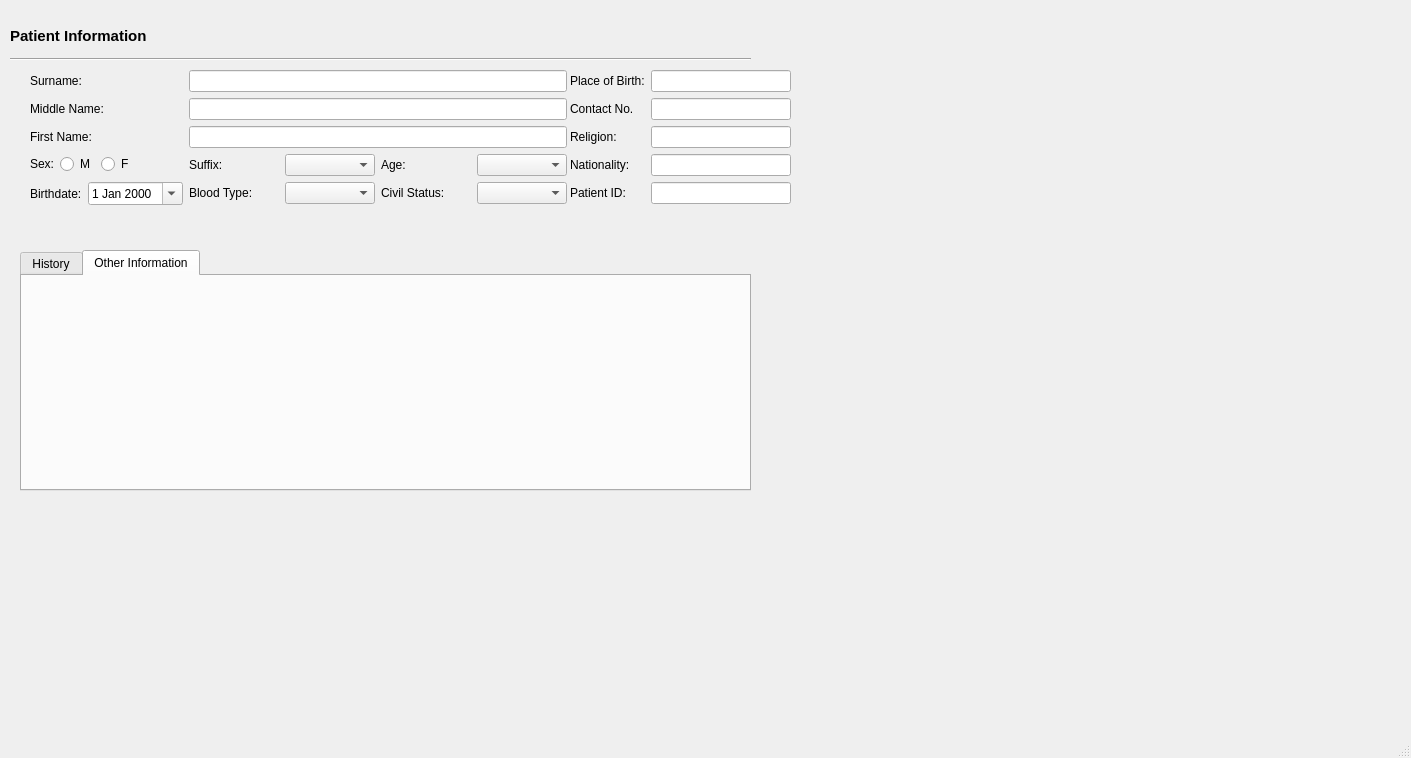
This is mainwindow.ui in ChadBojelador/Medical-Record-Management-System as Qt 5 draws it before an edit. The edited form follows.
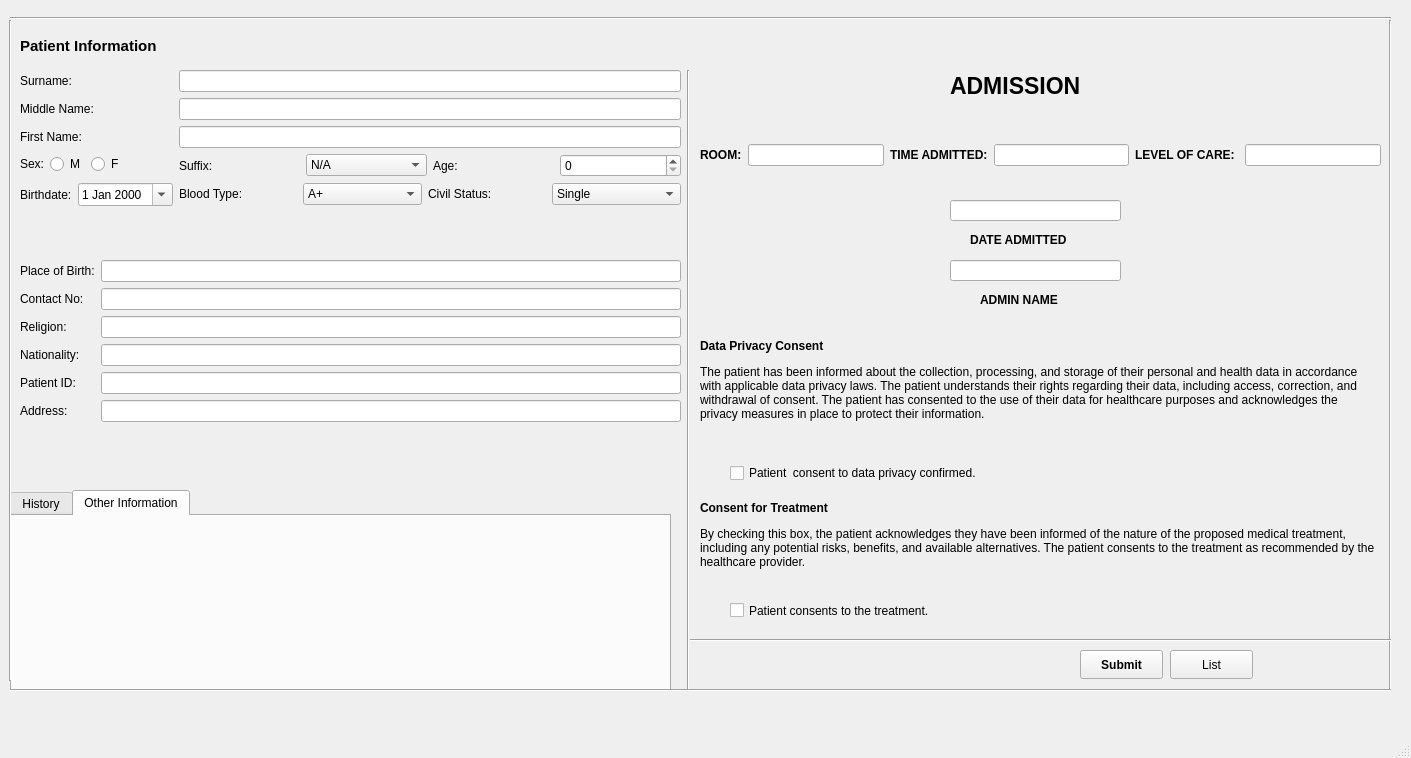
This is the edited form. The open tabs and pages were chosen to show the change.

Commit message: added patient view feature

Diff of the .ui file:
```diff
--- a/mainwindow.ui
+++ b/mainwindow.ui
@@ -846,13 +846,39 @@
      </widget>
     </widget>
     <widget class="QWidget" name="cc">
+     <widget class="QPushButton" name="list_2">
+      <property name="geometry">
+       <rect>
+        <x>1170</x>
+        <y>640</y>
+        <width>83</width>
+        <height>29</height>
+       </rect>
+      </property>
+      <property name="text">
+       <string>List</string>
+      </property>
+     </widget>
+     <widget class="Line" name="line_3">
+      <property name="geometry">
+       <rect>
+        <x>680</x>
+        <y>60</y>
+        <width>16</width>
+        <height>621</height>
+       </rect>
+      </property>
+      <property name="orientation">
+       <enum>Qt::Orientation::Vertical</enum>
+      </property>
+     </widget>
      <widget class="QTabWidget" name="tabWidget_2">
       <property name="geometry">
        <rect>
-        <x>20</x>
-        <y>240</y>
-        <width>731</width>
-        <height>241</height>
+        <x>10</x>
+        <y>480</y>
+        <width>661</width>
+        <height>201</height>
        </rect>
       </property>
       <property name="maximumSize">
@@ -878,131 +904,418 @@
        </attribute>
       </widget>
      </widget>
-     <widget class="QWidget" name="verticalLayoutWidget_2">
+     <widget class="QLabel" name="label_28">
       <property name="geometry">
        <rect>
-        <x>10</x>
+        <x>950</x>
+        <y>60</y>
+        <width>291</width>
+        <height>31</height>
+       </rect>
+      </property>
+      <property name="font">
+       <font>
+        <pointsize>17</pointsize>
+        <bold>true</bold>
+       </font>
+      </property>
+      <property name="text">
+       <string>ADMISSION</string>
+      </property>
+     </widget>
+     <widget class="Line" name="line_9">
+      <property name="geometry">
+       <rect>
+        <x>1380</x>
         <y>10</y>
-        <width>741</width>
-        <height>41</height>
+        <width>20</width>
+        <height>671</height>
        </rect>
       </property>
-      <layout class="QVBoxLayout" name="verticalLayout_8">
-       <item>
-        <widget class="QLabel" name="label_31">
-         <property name="font">
-          <font>
-           <pointsize>11</pointsize>
-           <bold>true</bold>
-          </font>
-         </property>
-         <property name="text">
-          <string>Patient Information</string>
-         </property>
-        </widget>
-       </item>
-       <item>
-        <widget class="Line" name="line_3">
-         <property name="orientation">
-          <enum>Qt::Orientation::Horizontal</enum>
-         </property>
-        </widget>
-       </item>
-      </layout>
+      <property name="orientation">
+       <enum>Qt::Orientation::Vertical</enum>
+      </property>
      </widget>
      <widget class="QWidget" name="formLayoutWidget_3">
       <property name="geometry">
        <rect>
-        <x>30</x>
-        <y>60</y>
-        <width>537</width>
+        <x>20</x>
+        <y>250</y>
+        <width>661</width>
         <height>205</height>
        </rect>
       </property>
       <layout class="QFormLayout" name="formLayout_7">
        <item row="0" column="0">
-        <widget class="QLabel" name="label_32">
+        <widget class="QLabel" name="label_37">
+         <property name="text">
+          <string>Place of Birth:</string>
+         </property>
+        </widget>
+       </item>
+       <item row="0" column="1">
+        <widget class="QLineEdit" name="lineEditbirth_3"/>
+       </item>
+       <item row="1" column="0">
+        <widget class="QLabel" name="label_39">
+         <property name="text">
+          <string>Contact No:</string>
+         </property>
+        </widget>
+       </item>
+       <item row="1" column="1">
+        <widget class="QLineEdit" name="lineEditContact_3"/>
+       </item>
+       <item row="2" column="0">
+        <widget class="QLabel" name="label_50">
+         <property name="text">
+          <string>Religion:</string>
+         </property>
+        </widget>
+       </item>
+       <item row="2" column="1">
+        <widget class="QLineEdit" name="lineEditReligion_3"/>
+       </item>
+       <item row="3" column="0">
+        <widget class="QLabel" name="label_51">
+         <property name="text">
+          <string>Nationality:</string>
+         </property>
+        </widget>
+       </item>
+       <item row="3" column="1">
+        <widget class="QLineEdit" name="lineEditNation_3"/>
+       </item>
+       <item row="4" column="0">
+        <widget class="QLabel" name="label_52">
+         <property name="text">
+          <string>Patient ID:</string>
+         </property>
+        </widget>
+       </item>
+       <item row="4" column="1">
+        <widget class="QLineEdit" name="lineEditID2_3"/>
+       </item>
+       <item row="5" column="0">
+        <widget class="QLabel" name="label_53">
+         <property name="text">
+          <string>Address:</string>
+         </property>
+        </widget>
+       </item>
+       <item row="5" column="1">
+        <widget class="QLineEdit" name="lineEditAddress_3"/>
+       </item>
+      </layout>
+     </widget>
+     <widget class="QWidget" name="gridLayoutWidget_3">
+      <property name="geometry">
+       <rect>
+        <x>700</x>
+        <y>100</y>
+        <width>681</width>
+        <height>91</height>
+       </rect>
+      </property>
+      <layout class="QGridLayout" name="gridLayout_5">
+       <item row="0" column="2">
+        <widget class="QLabel" name="label_54">
+         <property name="font">
+          <font>
+           <bold>true</bold>
+          </font>
+         </property>
+         <property name="text">
+          <string>TIME ADMITTED:</string>
+         </property>
+        </widget>
+       </item>
+       <item row="0" column="5">
+        <widget class="QLineEdit" name="lineEditLevel_3"/>
+       </item>
+       <item row="0" column="1">
+        <widget class="QLineEdit" name="lineEditRoom_3"/>
+       </item>
+       <item row="0" column="6">
+        <layout class="QHBoxLayout" name="horizontalLayout_21"/>
+       </item>
+       <item row="0" column="3">
+        <widget class="QLineEdit" name="lineEditTime1_3"/>
+       </item>
+       <item row="0" column="4">
+        <widget class="QLabel" name="label_55">
+         <property name="font">
+          <font>
+           <bold>true</bold>
+          </font>
+         </property>
+         <property name="text">
+          <string>LEVEL OF CARE: </string>
+         </property>
+        </widget>
+       </item>
+       <item row="0" column="0">
+        <layout class="QHBoxLayout" name="horizontalLayout_22">
+         <item>
+          <layout class="QVBoxLayout" name="verticalLayout_6">
+           <item>
+            <widget class="QLabel" name="label_56">
+             <property name="font">
+              <font>
+               <bold>true</bold>
+              </font>
+             </property>
+             <property name="text">
+              <string>ROOM:</string>
+             </property>
+            </widget>
+           </item>
+          </layout>
+         </item>
+        </layout>
+       </item>
+      </layout>
+     </widget>
+     <widget class="Line" name="line_10">
+      <property name="geometry">
+       <rect>
+        <x>10</x>
+        <y>670</y>
+        <width>1381</width>
+        <height>20</height>
+       </rect>
+      </property>
+      <property name="orientation">
+       <enum>Qt::Orientation::Horizontal</enum>
+      </property>
+     </widget>
+     <widget class="QLabel" name="label_57">
+      <property name="geometry">
+       <rect>
+        <x>980</x>
+        <y>280</y>
+        <width>141</width>
+        <height>20</height>
+       </rect>
+      </property>
+      <property name="font">
+       <font>
+        <bold>true</bold>
+       </font>
+      </property>
+      <property name="text">
+       <string>ADMIN NAME</string>
+      </property>
+     </widget>
+     <widget class="Line" name="line_11">
+      <property name="geometry">
+       <rect>
+        <x>0</x>
+        <y>10</y>
+        <width>20</width>
+        <height>661</height>
+       </rect>
+      </property>
+      <property name="orientation">
+       <enum>Qt::Orientation::Vertical</enum>
+      </property>
+     </widget>
+     <widget class="QWidget" name="verticalLayoutWidget_2">
+      <property name="geometry">
+       <rect>
+        <x>20</x>
+        <y>10</y>
+        <width>1281</width>
+        <height>51</height>
+       </rect>
+      </property>
+      <layout class="QVBoxLayout" name="verticalLayout_3">
+       <item>
+        <widget class="QLabel" name="label_58">
+         <property name="font">
+          <font>
+           <pointsize>11</pointsize>
+           <bold>true</bold>
+          </font>
+         </property>
+         <property name="text">
+          <string>Patient Information</string>
+         </property>
+        </widget>
+       </item>
+      </layout>
+     </widget>
+     <widget class="Line" name="line_12">
+      <property name="geometry">
+       <rect>
+        <x>10</x>
+        <y>0</y>
+        <width>1381</width>
+        <height>16</height>
+       </rect>
+      </property>
+      <property name="orientation">
+       <enum>Qt::Orientation::Horizontal</enum>
+      </property>
+     </widget>
+     <widget class="QLabel" name="label_59">
+      <property name="geometry">
+       <rect>
+        <x>700</x>
+        <y>470</y>
+        <width>681</width>
+        <height>111</height>
+       </rect>
+      </property>
+      <property name="font">
+       <font>
+        <bold>false</bold>
+       </font>
+      </property>
+      <property name="text">
+       <string>&lt;html&gt;&lt;head/&gt;&lt;body&gt;&lt;p&gt;&lt;span style=&quot; font-weight:700;&quot;&gt;Consent for Treatment&lt;/span&gt;&lt;/p&gt;&lt;p&gt;By checking this box, the patient acknowledges they have been informed of the nature of the proposed medical treatment, including any potential risks, benefits, and available alternatives. The patient consents to the treatment as recommended by the healthcare provider.&lt;/p&gt;&lt;/body&gt;&lt;/html&gt;</string>
+      </property>
+      <property name="scaledContents">
+       <bool>false</bool>
+      </property>
+      <property name="wordWrap">
+       <bool>true</bool>
+      </property>
+     </widget>
+     <widget class="QWidget" name="formLayoutWidget_4">
+      <property name="geometry">
+       <rect>
+        <x>20</x>
+        <y>60</y>
+        <width>661</width>
+        <height>181</height>
+       </rect>
+      </property>
+      <layout class="QFormLayout" name="formLayout_3">
+       <item row="0" column="0">
+        <widget class="QLabel" name="label_60">
          <property name="text">
           <string>Surname:</string>
          </property>
         </widget>
        </item>
        <item row="0" column="1">
-        <widget class="QLineEdit" name="lineEdit_16"/>
+        <widget class="QLineEdit" name="lineEditSurname_3"/>
        </item>
        <item row="1" column="0">
-        <widget class="QLabel" name="label_33">
+        <widget class="QLabel" name="label_61">
          <property name="text">
           <string>Middle Name:</string>
          </property>
         </widget>
        </item>
        <item row="1" column="1">
-        <widget class="QLineEdit" name="lineEdit_17"/>
+        <widget class="QLineEdit" name="lineEditMI_3"/>
        </item>
        <item row="2" column="0">
-        <widget class="QLabel" name="label_34">
+        <widget class="QLabel" name="label_62">
          <property name="text">
           <string>First Name:</string>
          </property>
         </widget>
        </item>
        <item row="2" column="1">
-        <widget class="QLineEdit" name="lineEdit_18"/>
+        <widget class="QLineEdit" name="lineEditFirst_3"/>
        </item>
        <item row="3" column="0">
+        <layout class="QHBoxLayout" name="horizontalLayout_10">
+         <item>
+          <widget class="QLabel" name="label_63">
+           <property name="text">
+            <string>Sex:</string>
+           </property>
+          </widget>
+         </item>
+         <item>
+          <widget class="QRadioButton" name="radioMale_3">
+           <property name="text">
+            <string>M</string>
+           </property>
+          </widget>
+         </item>
+         <item>
+          <widget class="QRadioButton" name="radioFemale_3">
+           <property name="text">
+            <string>F</string>
+           </property>
+          </widget>
+         </item>
+        </layout>
+       </item>
+       <item row="3" column="1">
+        <layout class="QHBoxLayout" name="horizontalLayout_11">
+         <item>
+          <widget class="QLabel" name="label_64">
+           <property name="text">
+            <string>Suffix:</string>
+           </property>
+          </widget>
+         </item>
+         <item>
+          <widget class="QComboBox" name="suffix_3">
+           <item>
+            <property name="text">
+             <string>N/A</string>
+            </property>
+           </item>
+           <item>
+            <property name="text">
+             <string>Jr.</string>
+            </property>
+           </item>
+           <item>
+            <property name="text">
+             <string>Sr.</string>
+            </property>
+           </item>
+           <item>
+            <property name="text">
+             <string>I</string>
+            </property>
+           </item>
+           <item>
+            <property name="text">
+             <string>II</string>
+            </property>
+           </item>
+           <item>
+            <property name="text">
+             <string>III</string>
+            </property>
+           </item>
+           <item>
+            <property name="text">
+             <string>IV</string>
+            </property>
+           </item>
+           <item>
+            <property name="text">
+             <string>V</string>
+            </property>
+           </item>
+          </widget>
+         </item>
+         <item>
+          <widget class="QLabel" name="label_65">
+           <property name="text">
+            <string>Age:</string>
+           </property>
+          </widget>
+         </item>
+         <item>
+          <widget class="QSpinBox" name="age_3"/>
+         </item>
+        </layout>
+       </item>
+       <item row="4" column="0">
         <layout class="QHBoxLayout" name="horizontalLayout_12">
          <item>
-          <widget class="QLabel" name="label_35">
-           <property name="text">
-            <string>Sex:</string>
-           </property>
-          </widget>
-         </item>
-         <item>
-          <widget class="QRadioButton" name="radioButton_7">
-           <property name="text">
-            <string>M</string>
-           </property>
-          </widget>
-         </item>
-         <item>
-          <widget class="QRadioButton" name="radioButton_8">
-           <property name="text">
-            <string>F</string>
-           </property>
-          </widget>
-         </item>
-        </layout>
-       </item>
-       <item row="3" column="1">
-        <layout class="QHBoxLayout" name="horizontalLayout_13">
-         <item>
-          <widget class="QLabel" name="label_36">
-           <property name="text">
-            <string>Suffix:</string>
-           </property>
-          </widget>
-         </item>
-         <item>
-          <widget class="QComboBox" name="comboBox_9"/>
-         </item>
-         <item>
-          <widget class="QLabel" name="label_37">
-           <property name="text">
-            <string>Age:</string>
-           </property>
-          </widget>
-         </item>
-         <item>
-          <widget class="QComboBox" name="comboBox_10"/>
-         </item>
-        </layout>
-       </item>
-       <item row="4" column="0">
-        <layout class="QHBoxLayout" name="horizontalLayout_14">
-         <item>
-          <widget class="QLabel" name="label_38">
+          <widget class="QLabel" name="label_66">
            <property name="text">
             <string>Birthdate:</string>
            </property>
@@ -1018,92 +1331,223 @@
         </layout>
        </item>
        <item row="4" column="1">
-        <layout class="QHBoxLayout" name="horizontalLayout_15">
+        <layout class="QHBoxLayout" name="horizontalLayout_13">
          <item>
-          <widget class="QLabel" name="label_39">
+          <widget class="QLabel" name="label_67">
            <property name="text">
             <string>Blood Type:</string>
            </property>
           </widget>
          </item>
          <item>
-          <widget class="QComboBox" name="comboBox_11"/>
+          <widget class="QComboBox" name="bloodType_3">
+           <item>
+            <property name="text">
+             <string>A+</string>
+            </property>
+           </item>
+           <item>
+            <property name="text">
+             <string>A-</string>
+            </property>
+           </item>
+           <item>
+            <property name="text">
+             <string>B+</string>
+            </property>
+           </item>
+           <item>
+            <property name="text">
+             <string>B-</string>
+            </property>
+           </item>
+           <item>
+            <property name="text">
+             <string>AB+</string>
+            </property>
+           </item>
+           <item>
+            <property name="text">
+             <string>AB-</string>
+            </property>
+           </item>
+           <item>
+            <property name="text">
+             <string>O+</string>
+            </property>
+           </item>
+           <item>
+            <property name="text">
+             <string>O-</string>
+            </property>
+           </item>
+          </widget>
          </item>
          <item>
-          <widget class="QLabel" name="label_40">
+          <widget class="QLabel" name="label_68">
            <property name="text">
             <string>Civil Status:</string>
            </property>
           </widget>
          </item>
          <item>
-          <widget class="QComboBox" name="comboBox_12"/>
+          <widget class="QComboBox" name="civilStatus_3">
+           <item>
+            <property name="text">
+             <string>Single</string>
+            </property>
+           </item>
+           <item>
+            <property name="text">
+             <string>Married</string>
+            </property>
+           </item>
+           <item>
+            <property name="text">
+             <string>Widowed</string>
+            </property>
+           </item>
+           <item>
+            <property name="text">
+             <string>Divorced</string>
+            </property>
+           </item>
+           <item>
+            <property name="text">
+             <string>Separated</string>
+            </property>
+           </item>
+           <item>
+            <property name="text">
+             <string>Annulled</string>
+            </property>
+           </item>
+           <item>
+            <property name="text">
+             <string>Legally Separated</string>
+            </property>
+           </item>
+           <item>
+            <property name="text">
+             <string>Domestic Partner</string>
+            </property>
+           </item>
+          </widget>
          </item>
         </layout>
        </item>
       </layout>
      </widget>
-     <widget class="QWidget" name="formLayoutWidget_4">
+     <widget class="QLabel" name="label_69">
       <property name="geometry">
        <rect>
-        <x>570</x>
-        <y>60</y>
-        <width>221</width>
-        <height>170</height>
+        <x>970</x>
+        <y>220</y>
+        <width>141</width>
+        <height>20</height>
        </rect>
       </property>
-      <layout class="QFormLayout" name="formLayout_8">
-       <item row="0" column="0">
-        <widget class="QLabel" name="label_43">
-         <property name="text">
-          <string>Place of Birth:</string>
-         </property>
-        </widget>
-       </item>
-       <item row="0" column="1">
-        <widget class="QLineEdit" name="lineEdit_21"/>
-       </item>
-       <item row="1" column="1">
-        <widget class="QLineEdit" name="lineEdit_22"/>
-       </item>
-       <item row="2" column="0">
-        <widget class="QLabel" name="label_41">
-         <property name="text">
-          <string>Religion:</string>
-         </property>
-        </widget>
-       </item>
-       <item row="2" column="1">
-        <widget class="QLineEdit" name="lineEdit_19"/>
-       </item>
-       <item row="3" column="0">
-        <widget class="QLabel" name="label_42">
-         <property name="text">
-          <string>Nationality:</string>
-         </property>
-        </widget>
-       </item>
-       <item row="3" column="1">
-        <widget class="QLineEdit" name="lineEdit_20"/>
-       </item>
-       <item row="1" column="0">
-        <widget class="QLabel" name="label_44">
-         <property name="text">
-          <string>Contact No.</string>
-         </property>
-        </widget>
-       </item>
-       <item row="4" column="0">
-        <widget class="QLabel" name="label_17">
-         <property name="text">
-          <string>Patient ID:</string>
-         </property>
-        </widget>
-       </item>
-       <item row="4" column="1">
-        <widget class="QLineEdit" name="lineEdit"/>
-       </item>
-      </layout>
+      <property name="font">
+       <font>
+        <bold>true</bold>
+       </font>
+      </property>
+      <property name="text">
+       <string>DATE ADMITTED</string>
+      </property>
+     </widget>
+     <widget class="QLabel" name="label_70">
+      <property name="geometry">
+       <rect>
+        <x>700</x>
+        <y>290</y>
+        <width>671</width>
+        <height>161</height>
+       </rect>
+      </property>
+      <property name="text">
+       <string>&lt;html&gt;&lt;head/&gt;&lt;body&gt;&lt;p&gt;&lt;span style=&quot; font-weight:700;&quot;&gt;Data Privacy Consent&lt;/span&gt;&lt;/p&gt;&lt;p&gt;The patient has been informed about the collection, processing, and storage of their personal and health data in accordance with applicable data privacy laws. The patient understands their rights regarding their data, including access, correction, and withdrawal of consent. The patient has consented to the use of their data for healthcare purposes and acknowledges the privacy measures in place to protect their information.&lt;/p&gt;&lt;/body&gt;&lt;/html&gt;</string>
+      </property>
+      <property name="wordWrap">
+       <bool>true</bool>
+      </property>
+     </widget>
+     <widget class="QPushButton" name="pushButton_3">
+      <property name="geometry">
+       <rect>
+        <x>1080</x>
+        <y>640</y>
+        <width>83</width>
+        <height>29</height>
+       </rect>
+      </property>
+      <property name="font">
+       <font>
+        <bold>true</bold>
+       </font>
+      </property>
+      <property name="text">
+       <string>Submit</string>
+      </property>
+     </widget>
+     <widget class="Line" name="line_13">
+      <property name="geometry">
+       <rect>
+        <x>690</x>
+        <y>620</y>
+        <width>701</width>
+        <height>20</height>
+       </rect>
+      </property>
+      <property name="orientation">
+       <enum>Qt::Orientation::Horizontal</enum>
+      </property>
+     </widget>
+     <widget class="QLineEdit" name="lineEditDate_2">
+      <property name="geometry">
+       <rect>
+        <x>950</x>
+        <y>190</y>
+        <width>171</width>
+        <height>21</height>
+       </rect>
+      </property>
+     </widget>
+     <widget class="QCheckBox" name="consent1_2">
+      <property name="geometry">
+       <rect>
+        <x>730</x>
+        <y>590</y>
+        <width>471</width>
+        <height>21</height>
+       </rect>
+      </property>
+      <property name="text">
+       <string>Patient consents to the treatment.</string>
+      </property>
+     </widget>
+     <widget class="QLineEdit" name="lineEditAdmin_2">
+      <property name="geometry">
+       <rect>
+        <x>950</x>
+        <y>250</y>
+        <width>171</width>
+        <height>21</height>
+       </rect>
+      </property>
+     </widget>
+     <widget class="QCheckBox" name="consent2_2">
+      <property name="geometry">
+       <rect>
+        <x>730</x>
+        <y>450</y>
+        <width>431</width>
+        <height>26</height>
+       </rect>
+      </property>
+      <property name="text">
+       <string>Patient  consent to data privacy confirmed.</string>
+      </property>
      </widget>
     </widget>
     <widget class="QWidget" name="listpage">
```
Left out of the diff: 4 changed lines with no effect on the pictures. The commit also changes 3 other files.
